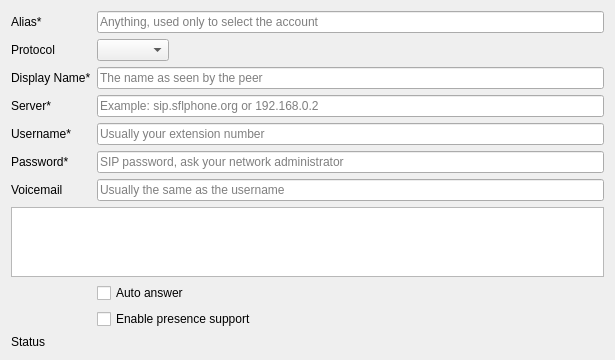
Qt form src/conf/account/accountpages/basic.ui (KDE/ring-kde) before a commit.
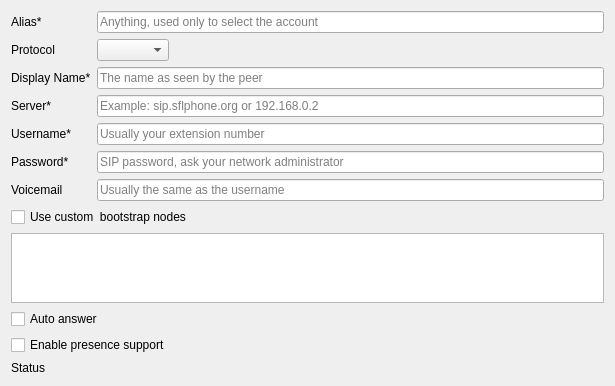
The same form after that commit. Custom widgets are drawn as their Qt base class.

Commit message:
account: Correctly resotre previously hidden labels
Refs #75201

What changed in the file:
```diff
--- a/src/conf/account/accountpages/basic.ui
+++ b/src/conf/account/accountpages/basic.ui
@@ -7,7 +7,7 @@
     <x>0</x>
     <y>0</y>
     <width>615</width>
-    <height>300</height>
+    <height>370</height>
    </rect>
   </property>
   <property name="windowTitle">
@@ -128,31 +128,7 @@
        </property>
       </widget>
      </item>
-     <item row="8" column="1">
-      <widget class="QCheckBox" name="lrcfg_autoAnswer">
-       <property name="text">
-        <string>Auto answer</string>
-       </property>
-      </widget>
-     </item>
-     <item row="9" column="1">
-      <widget class="QCheckBox" name="kcfg_presenceModuleEnabled">
-       <property name="enabled">
-        <bool>true</bool>
-       </property>
-       <property name="text">
-        <string>Enable presence support</string>
-       </property>
-      </widget>
-     </item>
-     <item row="10" column="0">
-      <widget class="QLabel" name="label7_state">
-       <property name="text">
-        <string>Status</string>
-       </property>
-      </widget>
-     </item>
-     <item row="10" column="1">
+     <item row="12" column="1">
       <widget class="QLabel" name="edit7_state">
        <property name="sizePolicy">
         <sizepolicy hsizetype="Expanding" vsizetype="Preferred">
@@ -198,9 +174,40 @@
        </property>
       </widget>
      </item>
-     <item row="7" column="0" colspan="2">
+     <item row="8" column="0" colspan="2">
       <widget class="QTableView" name="m_pBootstrapModel"/>
      </item>
+     <item row="7" column="0" colspan="2">
+      <widget class="QCheckBox" name="lrcfg_hasCustomBootstrap">
+       <property name="text">
+        <string>Use custom  bootstrap nodes</string>
+       </property>
+      </widget>
+     </item>
+     <item row="10" column="0" colspan="2">
+      <widget class="QCheckBox" name="lrcfg_autoAnswer">
+       <property name="text">
+        <string>Auto answer</string>
+       </property>
+      </widget>
+     </item>
+     <item row="12" column="0">
+      <widget class="QLabel" name="label7_state">
+       <property name="text">
+        <string>Status</string>
+       </property>
+      </widget>
+     </item>
+     <item row="11" column="0" colspan="2">
+      <widget class="QCheckBox" name="kcfg_presenceModuleEnabled">
+       <property name="enabled">
+        <bool>true</bool>
+       </property>
+       <property name="text">
+        <string>Enable presence support</string>
+       </property>
+      </widget>
+     </item>
     </layout>
    </item>
    <item>
```
Left out of the diff: 19 changed lines with no effect on the pictures. The commit also changes 3 other files.
